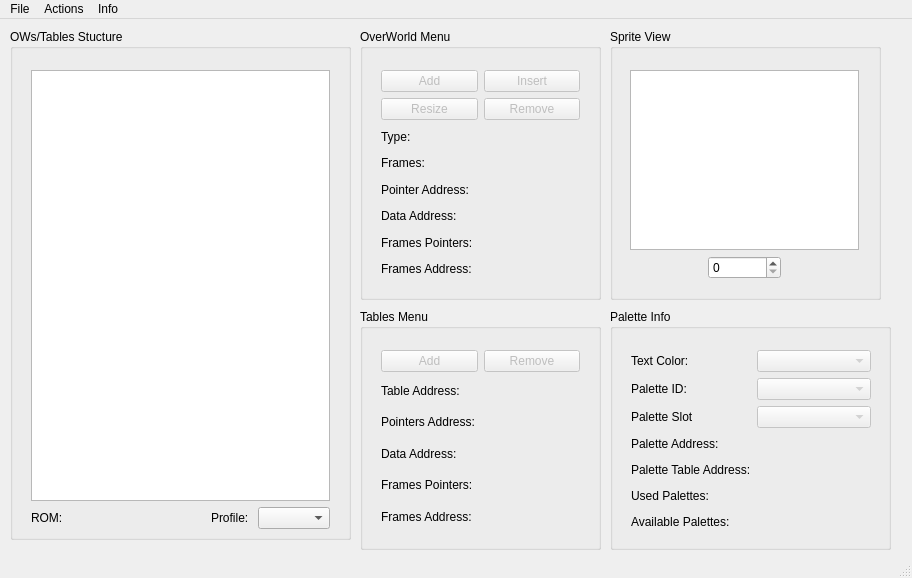
This is ui/mainwindow.ui in kimwnasptd/OWM-Qt as Qt 5 draws it before an edit. The edited form follows.
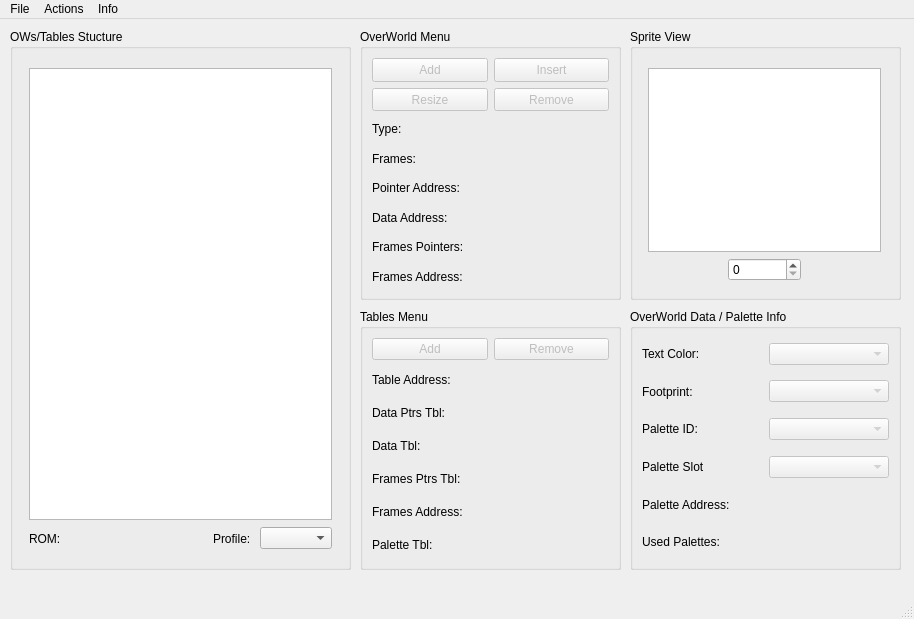
This is the edited form.

```diff
--- a/ui/mainwindow.ui
+++ b/ui/mainwindow.ui
@@ -6,8 +6,8 @@
    <rect>
     <x>0</x>
     <y>0</y>
-    <width>912</width>
-    <height>578</height>
+    <width>914</width>
+    <height>619</height>
    </rect>
   </property>
   <property name="windowTitle">
@@ -17,124 +17,43 @@
    <widget class="QGroupBox" name="paletteBox">
     <property name="geometry">
      <rect>
-      <x>610</x>
+      <x>630</x>
       <y>290</y>
-      <width>281</width>
-      <height>241</height>
+      <width>271</width>
+      <height>261</height>
      </rect>
     </property>
     <property name="title">
-     <string>Palette Info</string>
+     <string>OverWorld Data / Palette Info</string>
     </property>
-    <widget class="QWidget" name="gridLayoutWidget_4">
-     <property name="geometry">
-      <rect>
-       <x>10</x>
-       <y>30</y>
-       <width>262</width>
-       <height>204</height>
-      </rect>
-     </property>
-     <layout class="QGridLayout" name="paletteOptionsGridLayout">
-      <property name="sizeConstraint">
-       <enum>QLayout::SetMinimumSize</enum>
-      </property>
-      <item row="3" column="0">
+    <layout class="QGridLayout" name="gridLayout_5">
+     <item row="4" column="0">
        <widget class="QLabel" name="label_2">
+       <property name="sizePolicy">
+        <sizepolicy hsizetype="Preferred" vsizetype="MinimumExpanding">
+         <horstretch>0</horstretch>
+         <verstretch>0</verstretch>
+        </sizepolicy>
+       </property>
         <property name="text">
          <string>Palette Address:</string>
         </property>
        </widget>
       </item>
-      <item row="5" column="1">
-       <widget class="QLabel" name="usedPalettesLabel">
-        <property name="text">
-         <string/>
-        </property>
-        <property name="textInteractionFlags">
-         <set>Qt::LinksAccessibleByMouse|Qt::TextSelectableByMouse</set>
-        </property>
-       </widget>
-      </item>
-      <item row="4" column="1">
-       <widget class="QLabel" name="paletteTableAddressLabel">
-        <property name="text">
-         <string/>
-        </property>
-        <property name="textInteractionFlags">
-         <set>Qt::LinksAccessibleByMouse|Qt::TextSelectableByMouse</set>
-        </property>
-       </widget>
-      </item>
-      <item row="3" column="1">
-       <widget class="QLabel" name="paletteAddressLabel">
-        <property name="text">
-         <string/>
-        </property>
-        <property name="textInteractionFlags">
-         <set>Qt::LinksAccessibleByMouse|Qt::TextSelectableByMouse</set>
-        </property>
-       </widget>
-      </item>
-      <item row="6" column="1">
-       <widget class="QLabel" name="availablePalettesLabel">
-        <property name="text">
-         <string/>
-        </property>
-        <property name="textInteractionFlags">
-         <set>Qt::LinksAccessibleByMouse|Qt::TextSelectableByMouse</set>
-        </property>
-       </widget>
-      </item>
-      <item row="6" column="0">
-       <widget class="QLabel" name="label_12">
-        <property name="text">
-         <string>Available Palettes:</string>
-        </property>
-       </widget>
-      </item>
       <item row="5" column="0">
        <widget class="QLabel" name="label_11">
+       <property name="sizePolicy">
+        <sizepolicy hsizetype="Minimum" vsizetype="MinimumExpanding">
+         <horstretch>0</horstretch>
+         <verstretch>0</verstretch>
+        </sizepolicy>
+       </property>
         <property name="text">
          <string>Used Palettes:</string>
         </property>
        </widget>
       </item>
-      <item row="4" column="0">
-       <widget class="QLabel" name="label_10">
-        <property name="text">
-         <string>Palette Table Address:</string>
-        </property>
-       </widget>
-      </item>
-      <item row="0" column="0">
-       <widget class="QLabel" name="label_8">
-        <property name="text">
-         <string>Text Color:</string>
-        </property>
-       </widget>
-      </item>
-      <item row="0" column="1">
-       <widget class="QComboBox" name="textColorComboBox">
-        <property name="enabled">
-         <bool>false</bool>
-        </property>
-        <property name="currentText">
-         <string/>
-        </property>
-        <property name="sizeAdjustPolicy">
-         <enum>QComboBox::AdjustToMinimumContentsLength</enum>
-        </property>
-       </widget>
-      </item>
-      <item row="1" column="0">
-       <widget class="QLabel" name="label_18">
-        <property name="text">
-         <string>Palette ID:</string>
-        </property>
-       </widget>
-      </item>
-      <item row="1" column="1">
+     <item row="2" column="1">
        <widget class="QComboBox" name="paletteIDComboBox">
         <property name="enabled">
          <bool>false</bool>
@@ -150,89 +69,138 @@
         </property>
        </widget>
       </item>
+     <item row="1" column="1">
+      <widget class="QComboBox" name="footprintComboBox">
+       <property name="enabled">
+        <bool>false</bool>
+       </property>
+      </widget>
+     </item>
+     <item row="3" column="1">
+      <widget class="QComboBox" name="paletteSlotComboBox">
+       <property name="enabled">
+        <bool>false</bool>
+       </property>
+      </widget>
+     </item>
       <item row="2" column="0">
+      <widget class="QLabel" name="label_18">
+       <property name="sizePolicy">
+        <sizepolicy hsizetype="Preferred" vsizetype="MinimumExpanding">
+         <horstretch>0</horstretch>
+         <verstretch>0</verstretch>
+        </sizepolicy>
+       </property>
+       <property name="text">
+        <string>Palette ID:</string>
+       </property>
+      </widget>
+     </item>
+     <item row="1" column="0">
+      <widget class="QLabel" name="label_23">
+       <property name="sizePolicy">
+        <sizepolicy hsizetype="Preferred" vsizetype="MinimumExpanding">
+         <horstretch>0</horstretch>
+         <verstretch>0</verstretch>
+        </sizepolicy>
+       </property>
+       <property name="text">
+        <string>Footprint:</string>
+       </property>
+      </widget>
+     </item>
+     <item row="3" column="0">
        <widget class="QLabel" name="label_13">
+       <property name="sizePolicy">
+        <sizepolicy hsizetype="Preferred" vsizetype="MinimumExpanding">
+         <horstretch>0</horstretch>
+         <verstretch>0</verstretch>
+        </sizepolicy>
+       </property>
         <property name="text">
          <string>Palette Slot</string>
         </property>
        </widget>
       </item>
-      <item row="2" column="1">
-       <widget class="QComboBox" name="paletteSlotComboBox">
+     <item row="0" column="1">
+      <widget class="QComboBox" name="textColorComboBox">
         <property name="enabled">
          <bool>false</bool>
         </property>
+       <property name="sizePolicy">
+        <sizepolicy hsizetype="Preferred" vsizetype="Fixed">
+         <horstretch>0</horstretch>
+         <verstretch>0</verstretch>
+        </sizepolicy>
+       </property>
+       <property name="currentText">
+        <string/>
+       </property>
+       <property name="sizeAdjustPolicy">
+        <enum>QComboBox::AdjustToMinimumContentsLength</enum>
+       </property>
+      </widget>
+     </item>
+     <item row="4" column="1">
+      <widget class="QLabel" name="paletteAddressLabel">
+       <property name="text">
+        <string/>
+       </property>
+       <property name="textInteractionFlags">
+        <set>Qt::LinksAccessibleByMouse|Qt::TextSelectableByMouse</set>
+       </property>
+      </widget>
+     </item>
+     <item row="5" column="1">
+      <widget class="QLabel" name="usedPalettesLabel">
+       <property name="text">
+        <string/>
+       </property>
+       <property name="textInteractionFlags">
+        <set>Qt::LinksAccessibleByMouse|Qt::TextSelectableByMouse</set>
+       </property>
+      </widget>
+     </item>
+     <item row="0" column="0">
+      <widget class="QLabel" name="label_8">
+       <property name="sizePolicy">
+        <sizepolicy hsizetype="Preferred" vsizetype="MinimumExpanding">
+         <horstretch>0</horstretch>
+         <verstretch>0</verstretch>
+        </sizepolicy>
+       </property>
+       <property name="toolTip">
+        <string/>
+       </property>
+       <property name="toolTipDuration">
+        <number>-1</number>
+       </property>
+       <property name="statusTip">
+        <string/>
+       </property>
+       <property name="whatsThis">
+        <string/>
+       </property>
+       <property name="text">
+        <string>Text Color:</string>
+       </property>
        </widget>
       </item>
      </layout>
-    </widget>
    </widget>
    <widget class="QGroupBox" name="tablesButtonBox">
     <property name="geometry">
      <rect>
       <x>360</x>
       <y>290</y>
-      <width>241</width>
-      <height>241</height>
+      <width>261</width>
+      <height>261</height>
      </rect>
     </property>
     <property name="title">
      <string>Tables Menu</string>
     </property>
-    <widget class="QWidget" name="gridLayoutWidget_3">
-     <property name="geometry">
-      <rect>
-       <x>10</x>
-       <y>30</y>
-       <width>221</width>
-       <height>201</height>
-      </rect>
-     </property>
-     <layout class="QGridLayout" name="tableOptionsGridLayout">
-      <property name="sizeConstraint">
-       <enum>QLayout::SetMinimumSize</enum>
-      </property>
-      <item row="4" column="0">
-       <widget class="QLabel" name="lbl_4">
-        <property name="text">
-         <string>Frames Pointers:</string>
-        </property>
-       </widget>
-      </item>
-      <item row="1" column="0">
-       <widget class="QLabel" name="lbl">
-        <property name="text">
-         <string>Table Address:</string>
-        </property>
-       </widget>
-      </item>
-      <item row="1" column="1">
-       <widget class="QLabel" name="tableAddressLabel">
-        <property name="cursor">
-         <cursorShape>IBeamCursor</cursorShape>
-        </property>
-        <property name="text">
-         <string/>
-        </property>
-        <property name="textInteractionFlags">
-         <set>Qt::LinksAccessibleByMouse|Qt::TextSelectableByMouse</set>
-        </property>
-       </widget>
-      </item>
-      <item row="3" column="0">
-       <widget class="QLabel" name="lbl_3">
-        <property name="text">
-         <string>Data Address:</string>
-        </property>
-       </widget>
-      </item>
-      <item row="2" column="0">
-       <widget class="QLabel" name="lbl_2">
-        <property name="text">
-         <string>Pointers Address:</string>
-        </property>
-       </widget>
-      </item>
+    <layout class="QGridLayout" name="gridLayout_4">
       <item row="5" column="0">
        <widget class="QLabel" name="lbl_5">
         <property name="text">
@@ -240,6 +208,35 @@
         </property>
        </widget>
       </item>
+     <item row="0" column="1">
+      <widget class="QPushButton" name="removeTableButton">
+       <property name="enabled">
+        <bool>false</bool>
+       </property>
+       <property name="sizePolicy">
+        <sizepolicy hsizetype="Preferred" vsizetype="Preferred">
+         <horstretch>0</horstretch>
+         <verstretch>0</verstretch>
+        </sizepolicy>
+       </property>
+       <property name="text">
+        <string>Remove</string>
+       </property>
+      </widget>
+     </item>
+     <item row="1" column="1">
+      <widget class="QLabel" name="tableAddressLabel">
+       <property name="cursor">
+        <cursorShape>IBeamCursor</cursorShape>
+       </property>
+       <property name="text">
+        <string/>
+       </property>
+       <property name="textInteractionFlags">
+        <set>Qt::LinksAccessibleByMouse|Qt::TextSelectableByMouse</set>
+       </property>
+      </widget>
+     </item>
       <item row="2" column="1">
        <widget class="QLabel" name="ptrsAddressTableLabel">
         <property name="cursor">
@@ -266,6 +263,13 @@
         </property>
        </widget>
       </item>
+     <item row="2" column="0">
+      <widget class="QLabel" name="lbl_2">
+       <property name="text">
+        <string>Data Ptrs Tbl:</string>
+       </property>
+      </widget>
+     </item>
       <item row="4" column="1">
        <widget class="QLabel" name="framesPointersTableLabel">
         <property name="cursor">
@@ -292,28 +296,61 @@
         </property>
        </widget>
       </item>
+     <item row="1" column="0">
+      <widget class="QLabel" name="lbl">
+       <property name="text">
+        <string>Table Address:</string>
+       </property>
+      </widget>
+     </item>
+     <item row="3" column="0">
+      <widget class="QLabel" name="lbl_3">
+       <property name="text">
+        <string>Data Tbl:</string>
+       </property>
+      </widget>
+     </item>
+     <item row="4" column="0">
+      <widget class="QLabel" name="lbl_4">
+       <property name="text">
+        <string>Frames Ptrs Tbl:</string>
+       </property>
+      </widget>
+     </item>
       <item row="0" column="0">
        <widget class="QPushButton" name="addTableButton">
         <property name="enabled">
          <bool>false</bool>
         </property>
+       <property name="sizePolicy">
+        <sizepolicy hsizetype="Preferred" vsizetype="Maximum">
+         <horstretch>0</horstretch>
+         <verstretch>0</verstretch>
+        </sizepolicy>
+       </property>
         <property name="text">
          <string>Add</string>
         </property>
        </widget>
       </item>
-      <item row="0" column="1">
-       <widget class="QPushButton" name="removeTableButton">
-        <property name="enabled">
-         <bool>false</bool>
-        </property>
+     <item row="6" column="0">
+      <widget class="QLabel" name="label_10">
+       <property name="text">
+        <string>Palette Tbl:</string>
+       </property>
+      </widget>
+     </item>
+     <item row="6" column="1">
+      <widget class="QLabel" name="paletteTableAddressLabel">
         <property name="text">
-         <string>Remove</string>
+        <string/>
+       </property>
+       <property name="textInteractionFlags">
+        <set>Qt::LinksAccessibleByMouse|Qt::TextSelectableByMouse</set>
         </property>
        </widget>
       </item>
      </layout>
-    </widget>
    </widget>
    <widget class="QGroupBox" name="owButtonsBox">
     <property name="enabled">
@@ -323,7 +360,7 @@
      <rect>
       <x>360</x>
       <y>10</y>
-      <width>241</width>
+      <width>261</width>
       <height>271</height>
      </rect>
     </property>
@@ -348,52 +385,23 @@
     <property name="checkable">
      <bool>false</bool>
     </property>
-    <widget class="QWidget" name="gridLayoutWidget_2">
-     <property name="geometry">
-      <rect>
-       <x>10</x>
-       <y>30</y>
-       <width>221</width>
-       <height>231</height>
-      </rect>
-     </property>
-     <layout class="QGridLayout" name="owInfoLayout" rowstretch="0,0,0,0,0,0,0,0">
-      <property name="sizeConstraint">
-       <enum>QLayout::SetDefaultConstraint</enum>
-      </property>
-      <item row="1" column="1">
-       <widget class="QPushButton" name="removeOwButton">
+    <layout class="QGridLayout" name="gridLayout_2">
+     <item row="1" column="0">
+      <widget class="QPushButton" name="resizeOwButton">
         <property name="enabled">
          <bool>false</bool>
         </property>
-        <property name="text">
-         <string>Remove</string>
-        </property>
-       </widget>
-      </item>
-      <item row="5" column="1">
-       <widget class="QLabel" name="dataAddressLabel">
-        <property name="cursor">
-         <cursorShape>IBeamCursor</cursorShape>
+       <property name="sizePolicy">
+        <sizepolicy hsizetype="Preferred" vsizetype="Preferred">
+         <horstretch>0</horstretch>
+         <verstretch>0</verstretch>
+        </sizepolicy>
+       </property>
+       <property name="toolTip">
+        <string>Change the dimensions and frames number of current OW</string>
         </property>
         <property name="text">
-         <string/>
-        </property>
-        <property name="textInteractionFlags">
-         <set>Qt::LinksAccessibleByMouse|Qt::TextSelectableByMouse</set>
-        </property>
-       </widget>
-      </item>
-      <item row="3" column="1">
-       <widget class="QLabel" name="framesLabel">
-        <property name="cursor">
-         <cursorShape>IBeamCursor</cursorShape>
-        </property>
-        <property name="text">
-         <string/>
-        </property>
-        <property name="textInteractionFlags">
-         <set>Qt::LinksAccessibleByMouse|Qt::TextSelectableByMouse</set>
+        <string>Resize</string>
         </property>
        </widget>
       </item>
@@ -404,8 +412,8 @@
         </property>
        </widget>
       </item>
-      <item row="6" column="1">
-       <widget class="QLabel" name="framesPointersLabel">
+     <item row="3" column="1">
+      <widget class="QLabel" name="framesLabel">
         <property name="cursor">
          <cursorShape>IBeamCursor</cursorShape>
         </property>
@@ -417,37 +425,19 @@
         </property>
        </widget>
       </item>
-      <item row="5" column="0">
-       <widget class="QLabel" name="label_5">
-        <property name="text">
-         <string>Data Address:</string>
-        </property>
-       </widget>
-      </item>
-      <item row="7" column="0">
-       <widget class="QLabel" name="label_7">
-        <property name="text">
-         <string>Frames Address:</string>
-        </property>
-       </widget>
-      </item>
-      <item row="7" column="1">
-       <widget class="QLabel" name="framesAddressLabel">
-        <property name="cursor">
-         <cursorShape>IBeamCursor</cursorShape>
-        </property>
+     <item row="1" column="1">
+      <widget class="QPushButton" name="removeOwButton">
+       <property name="enabled">
+        <bool>false</bool>
+       </property>
+       <property name="sizePolicy">
+        <sizepolicy hsizetype="Preferred" vsizetype="Preferred">
+         <horstretch>0</horstretch>
+         <verstretch>0</verstretch>
+        </sizepolicy>
+       </property>
         <property name="text">
-         <string/>
-        </property>
-        <property name="textInteractionFlags">
-         <set>Qt::LinksAccessibleByMouse|Qt::TextSelectableByMouse</set>
-        </property>
-       </widget>
-      </item>
-      <item row="6" column="0">
-       <widget class="QLabel" name="label_6">
-        <property name="text">
-         <string>Frames Pointers:</string>
+        <string>Remove</string>
         </property>
        </widget>
       </item>
@@ -471,6 +461,65 @@
         </property>
        </widget>
       </item>
+     <item row="6" column="1">
+      <widget class="QLabel" name="framesPointersLabel">
+       <property name="cursor">
+        <cursorShape>IBeamCursor</cursorShape>
+       </property>
+       <property name="text">
+        <string/>
+       </property>
+       <property name="textInteractionFlags">
+        <set>Qt::LinksAccessibleByMouse|Qt::TextSelectableByMouse</set>
+       </property>
+      </widget>
+     </item>
+     <item row="5" column="1">
+      <widget class="QLabel" name="dataAddressLabel">
+       <property name="cursor">
+        <cursorShape>IBeamCursor</cursorShape>
+       </property>
+       <property name="text">
+        <string/>
+       </property>
+       <property name="textInteractionFlags">
+        <set>Qt::LinksAccessibleByMouse|Qt::TextSelectableByMouse</set>
+       </property>
+      </widget>
+     </item>
+     <item row="5" column="0">
+      <widget class="QLabel" name="label_5">
+       <property name="text">
+        <string>Data Address:</string>
+       </property>
+      </widget>
+     </item>
+     <item row="6" column="0">
+      <widget class="QLabel" name="label_6">
+       <property name="text">
+        <string>Frames Pointers:</string>
+       </property>
+      </widget>
+     </item>
+     <item row="0" column="1">
+      <widget class="QPushButton" name="insertOwButton">
+       <property name="enabled">
+        <bool>false</bool>
+       </property>
+       <property name="sizePolicy">
+        <sizepolicy hsizetype="Preferred" vsizetype="Preferred">
+         <horstretch>0</horstretch>
+         <verstretch>0</verstretch>
+        </sizepolicy>
+       </property>
+       <property name="toolTip">
+        <string>Insert  an OW before the selected one</string>
+       </property>
+       <property name="text">
+        <string>Insert</string>
+       </property>
+      </widget>
+     </item>
       <item row="2" column="1">
        <widget class="QLabel" name="typeLabel">
         <property name="cursor">
@@ -506,24 +555,17 @@
         </property>
        </widget>
       </item>
-      <item row="1" column="0">
-       <widget class="QPushButton" name="resizeOwButton">
-        <property name="enabled">
-         <bool>false</bool>
-        </property>
-        <property name="toolTip">
-         <string>Change the dimensions and frames number of current OW</string>
-        </property>
-        <property name="text">
-         <string>Resize</string>
-        </property>
-       </widget>
-      </item>
       <item row="0" column="0">
        <widget class="QPushButton" name="addOwButton">
         <property name="enabled">
          <bool>false</bool>
         </property>
+       <property name="sizePolicy">
+        <sizepolicy hsizetype="Preferred" vsizetype="Preferred">
+         <horstretch>0</horstretch>
+         <verstretch>0</verstretch>
+        </sizepolicy>
+       </property>
         <property name="toolTip">
          <string>Add a new OW to the end of the current Table</string>
         </property>
@@ -535,21 +577,27 @@
         </property>
        </widget>
       </item>
-      <item row="0" column="1">
-       <widget class="QPushButton" name="insertOwButton">
-        <property name="enabled">
-         <bool>false</bool>
-        </property>
-        <property name="toolTip">
-         <string>Insert  an OW before the selected one</string>
+     <item row="7" column="0">
+      <widget class="QLabel" name="label_7">
+       <property name="text">
+        <string>Frames Address:</string>
+       </property>
+      </widget>
+     </item>
+     <item row="7" column="1">
+      <widget class="QLabel" name="framesAddressLabel">
+       <property name="cursor">
+        <cursorShape>IBeamCursor</cursorShape>
         </property>
         <property name="text">
-         <string>Insert</string>
+        <string/>
+       </property>
+       <property name="textInteractionFlags">
+        <set>Qt::LinksAccessibleByMouse|Qt::TextSelectableByMouse</set>
         </property>
        </widget>
       </item>
      </layout>
-    </widget>
    </widget>
    <widget class="QGroupBox" name="groupBox">
     <property name="geometry">
@@ -557,7 +605,7 @@
       <x>10</x>
       <y>10</y>
       <width>341</width>
-      <height>511</height>
+      <height>541</height>
      </rect>
     </property>
     <property name="title">
@@ -569,7 +617,7 @@
        <x>10</x>
        <y>30</y>
        <width>321</width>
-       <height>481</height>
+       <height>501</height>
       </rect>
      </property>
      <layout class="QGridLayout" name="gridLayout_3">
@@ -611,8 +659,8 @@
         </property>
         <property name="sizeHint" stdset="0">
          <size>
-          <width>40</width>
-          <height>20</height>
+          <width>147</width>
+          <height>25</height>
          </size>
         </property>
        </spacer>
@@ -645,7 +693,7 @@
    <widget class="QGroupBox" name="groupBox_2">
     <property name="geometry">
      <rect>
-      <x>610</x>
+      <x>630</x>
       <y>10</y>
       <width>271</width>
       <height>271</height>
@@ -696,7 +744,7 @@
     <rect>
      <x>0</x>
      <y>0</y>
-     <width>912</width>
+     <width>914</width>
      <height>25</height>
     </rect>
    </property>
@@ -861,7 +909,23 @@
    </property>
   </action>
  </widget>
- <layoutdefault spacing="6" margin="11"/>
+ <layoutdefault spacing="6" margin="9"/>
+ <tabstops>
+  <tabstop>OWTreeView</tabstop>
+  <tabstop>framesSpinBox</tabstop>
+  <tabstop>textColorComboBox</tabstop>
+  <tabstop>footprintComboBox</tabstop>
+  <tabstop>paletteIDComboBox</tabstop>
+  <tabstop>paletteSlotComboBox</tabstop>
+  <tabstop>addOwButton</tabstop>
+  <tabstop>insertOwButton</tabstop>
+  <tabstop>resizeOwButton</tabstop>
+  <tabstop>removeOwButton</tabstop>
+  <tabstop>typeLabel</tabstop>
+  <tabstop>addTableButton</tabstop>
+  <tabstop>removeTableButton</tabstop>
+  <tabstop>owGraphicsView</tabstop>
+ </tabstops>
  <resources/>
  <connections/>
 </ui>
```
Left out of the diff: 48 changed lines with no effect on the pictures. Lines whose indentation alone changed are shown as unchanged.
